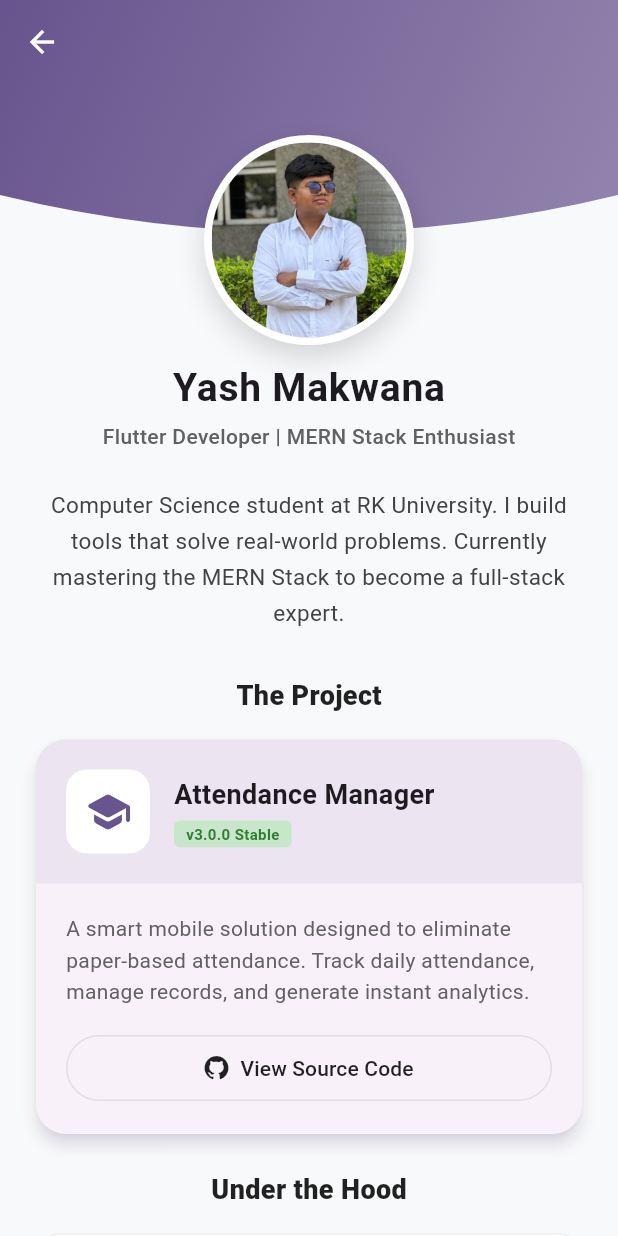
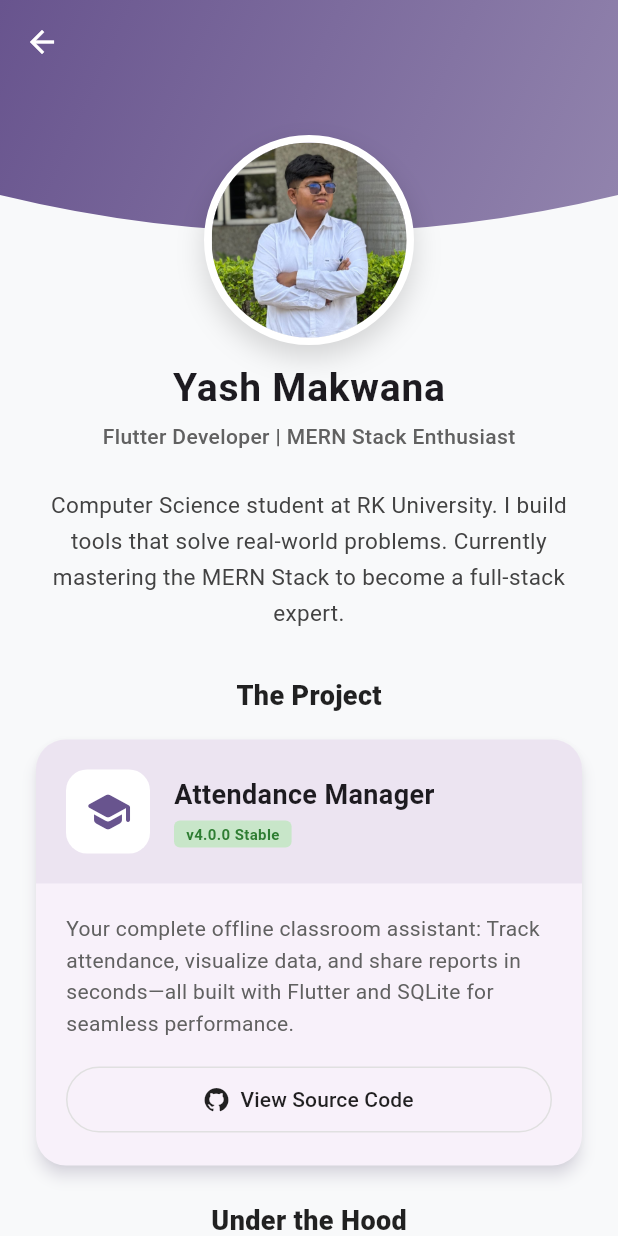
Before and after one commit to yashmakwana03/absent_message, a Flutter app: the screen it shows after launch, after a tap on the "code" icon, on a phone screen of 412 x 824 dp. Run offline on Flutter 3.47's test engine with Material 3 defaults, Android fonts, the phone set to English and light mode, and no system bars; our stand-ins replace calendar_date_picker2, file_picker, font_awesome_flutter, share_plus, shared_preferences, sqflite; accounts and stored records are empty; statements that could not run were skipped.

Commit message:
new realse

```diff
--- a/lib/screens/about_me_screen.dart
+++ b/lib/screens/about_me_screen.dart
@@ -15,8 +15,8 @@ class AboutMeScreen extends StatelessWidget {
   // --- Project Info ---
   static const String _appName = "Attendance Manager";
   static const String _appDesc =
-      "A smart mobile solution designed to eliminate paper-based attendance. "
-      "Track daily attendance, manage records, and generate instant analytics.";
+      "Your complete offline classroom assistant: Track attendance, visualize data, and share reports in seconds"
+      "—all built with Flutter and SQLite for seamless performance.";
 
 
   static const String _projectRepoUrl = "https://github.com/yashmakwana03/absent_message/";
@@ -151,7 +151,6 @@ class AboutMeScreen extends StatelessWidget {
                       const SizedBox(width: 16),
                       _SocialButton(icon: FontAwesomeIcons.instagram, color: const Color(0xFFE4405F), onTap: () => _launchUrl(_instagramUrl)),
                       const SizedBox(width: 16),
-                      // ✅ Phone Button
                       _SocialButton(icon: Icons.call, color: Colors.green, onTap: _launchPhone),
                       const SizedBox(width: 16),
                       _SocialButton(icon: Icons.email, color: const Color(0xFFDB4437), onTap: _launchEmail),
@@ -217,7 +216,6 @@ class AboutMeScreen extends StatelessWidget {
             decoration: BoxDecoration(
               shape: BoxShape.circle,
               border: Border.all(color: Colors.white, width: 5),
-              // ✅ Fixed Deprecation
               boxShadow: [BoxShadow(color: Colors.black.withValues(alpha: 0.15), blurRadius: 15, offset: const Offset(0, 8))],
             ),
             child: const CircleAvatar(
@@ -243,7 +241,6 @@ class AboutMeScreen extends StatelessWidget {
   Widget _buildProjectCard(Color color) {
     return Card(
       elevation: 4,
-      // ✅ Fixed Deprecation
       shadowColor: color.withValues(alpha: 0.3),
       shape: RoundedRectangleBorder(borderRadius: BorderRadius.circular(20)),
       child: Column(
@@ -251,7 +248,6 @@ class AboutMeScreen extends StatelessWidget {
           Container(
             padding: const EdgeInsets.all(20),
             decoration: BoxDecoration(
-              // ✅ Fixed Deprecation
               color: color.withValues(alpha: 0.08),
               borderRadius: const BorderRadius.vertical(top: Radius.circular(20)),
             ),
@@ -274,7 +270,7 @@ class AboutMeScreen extends StatelessWidget {
                           Container(
                             padding: const EdgeInsets.symmetric(horizontal: 8, vertical: 2),
                             decoration: BoxDecoration(color: Colors.green.shade100, borderRadius: BorderRadius.circular(4)),
-                            child: Text("v3.0.0 Stable", style: TextStyle(fontSize: 10, color: Colors.green.shade800, fontWeight: FontWeight.bold)),
+                            child: Text("v4.0.0 Stable", style: TextStyle(fontSize: 10, color: Colors.green.shade800, fontWeight: FontWeight.bold)),
                           ),
                         ],
                       ),
@@ -290,7 +286,6 @@ class AboutMeScreen extends StatelessWidget {
               children: [
                 Text(_appDesc, style: TextStyle(color: Colors.grey[700], height: 1.5)),
                 const SizedBox(height: 16),
-                // ✅ ADDED: View Source Code Button
                 SizedBox(
                   width: double.infinity,
                   child: OutlinedButton.icon(
@@ -323,7 +318,7 @@ class AboutMeScreen extends StatelessWidget {
           const Divider(height: 1, indent: 20, endIndent: 20),
           _buildTechTile(Icons.flutter_dash_rounded, "Flutter UI", "Built with a component-based architecture."),
           const Divider(height: 1, indent: 20, endIndent: 20),
-          _buildTechTile(Icons.share_rounded, "Smart Export", "Generates formatted WhatsApp & HTML reports."),
+          _buildTechTile(Icons.share_rounded, "  Export", "Generates formatted WhatsApp & HTML reports."),
         ],
       ),
     );
@@ -401,7 +396,6 @@ class _SocialButton extends StatelessWidget {
         decoration: BoxDecoration(
           color: Colors.white,
           shape: BoxShape.circle,
-          // ✅ Fixed Deprecation
           boxShadow: [BoxShadow(color: Colors.black.withValues(alpha: 0.08), blurRadius: 10, offset: const Offset(0, 4))],
         ),
         child: FaIcon(icon, color: color, size: 22),
--- a/lib/screens/splash_screen.dart
+++ b/lib/screens/splash_screen.dart
@@ -202,9 +202,8 @@ class _SplashScreenState extends State<SplashScreen>
                 opacity: _opacity,
                 child: Center(
                   child: Text(
-                    "v3.0.0",
+                    "v4.0.0",
                     style: TextStyle(
-                      // ✅ Fixed: Used withValues instead of withOpacity
                       color: Colors.white.withValues(alpha: 0.5),
                       fontSize: 12,
                     ),
--- a/pubspec.yaml
+++ b/pubspec.yaml
@@ -1,7 +1,7 @@
 name: absent_message
 description: "A new Flutter project."
 publish_to: "none"
-version: 3.0.0+3
+version: 4.0.0+4
 
 environment:
   sdk: ^3.9.2
```
